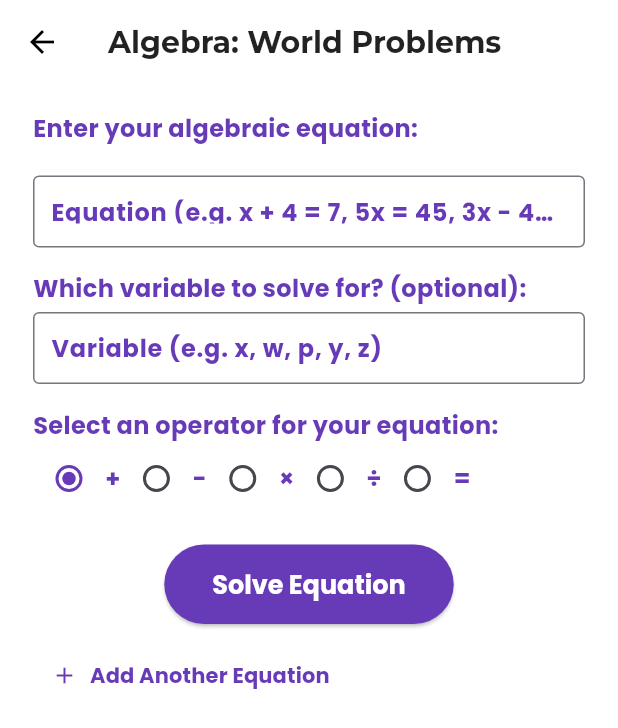
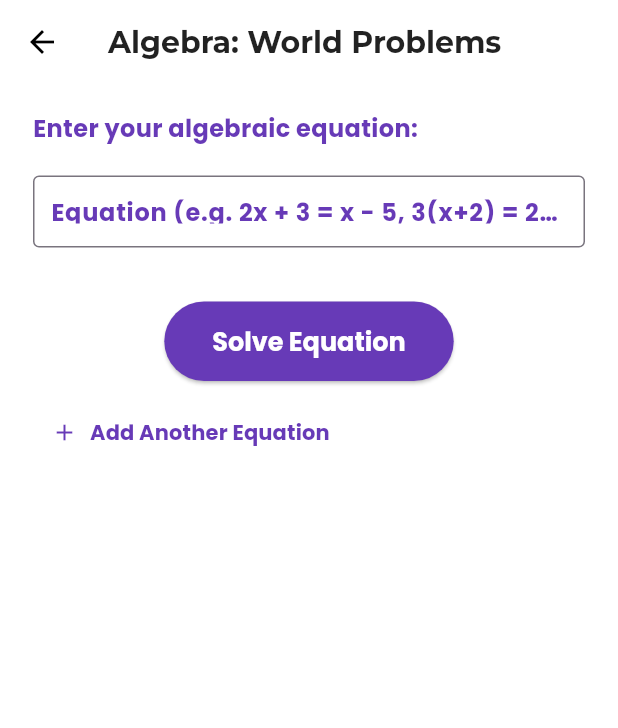
Before and after one commit to JudeChika/Math-Guru, a Flutter app: the AlgebraInputAndSolutionScreen screen opened directly, on a phone screen of 412 x 824 dp. Shown: the top 728 px of the screen. Run offline on Flutter 3.47's test engine with Material 3 defaults, Android fonts, the phone set to English and light mode, and no system bars; our stand-ins replace cloud_firestore, firebase_auth, firebase_core, firebase_storage, flutter_animate, flutter_riverpod and 4 more; missing offline and left inert: flutter_math_fork; accounts and stored records are empty.

Commit message:
Algebra Solution

```diff
--- a/lib/features/junior_secondary/jss1/algebra/algebra_input_and_solution_screen.dart
+++ b/lib/features/junior_secondary/jss1/algebra/algebra_input_and_solution_screen.dart
@@ -14,27 +14,40 @@ class AlgebraInputAndSolutionScreen extends StatefulWidget {
 
 class _AlgebraInputAndSolutionScreenState extends State<AlgebraInputAndSolutionScreen> {
   final TextEditingController _equationController = TextEditingController();
-  final TextEditingController _variableController = TextEditingController();
-  String _selectedOperator = '+';
-  List<String> operators = ['+', '-', '×', '÷', '='];
+  String? _selectedVariable;
+  List<String> _variables = [];
   AlgebraSolution? _solution;
   String? _error;
+
+  void _updateVariables() {
+    final eq = _equationController.text.replaceAll(' ', '');
+    final vars = RegExp(r'[a-zA-Z]+').allMatches(eq).map((m) => m.group(0)!).toSet().toList();
+    setState(() {
+      _variables = vars;
+      if (_variables.isNotEmpty) {
+        if (_selectedVariable == null || !_variables.contains(_selectedVariable)) {
+          _selectedVariable = _variables.first;
+        }
+      } else {
+        _selectedVariable = null;
+      }
+    });
+  }
 
   void _solveEquation() {
     setState(() {
       _error = null;
       final equation = _equationController.text.trim();
-      final variable = _variableController.text.trim();
       if (equation.isEmpty) {
         _error = "Please enter an equation.";
         _solution = null;
         return;
       }
-      final solution = AlgebraSolver.solve(equation, solveFor: variable.isEmpty ? null : variable);
+      final solution = AlgebraSolver.solve(equation, solveFor: _selectedVariable);
       if (solution != null) {
         _solution = solution;
       } else {
-        _error = "Solver could not process this equation.";
+        _error = "Solver could not process this equation. Please check your input.";
         _solution = null;
       }
     });
@@ -43,7 +56,8 @@ class _AlgebraInputAndSolutionScreenState extends State<AlgebraInputAndSolutionS
   void _clearAll() {
     setState(() {
       _equationController.text = '';
-      _variableController.text = '';
+      _selectedVariable = null;
+      _variables = [];
       _solution = null;
       _error = null;
     });
@@ -85,65 +99,46 @@ class _AlgebraInputAndSolutionScreenState extends State<AlgebraInputAndSolutionS
             TextFormField(
               controller: _equationController,
               style: inputStyle,
+              onChanged: (v) => _updateVariables(),
               decoration: InputDecoration(
-                labelText: "Equation (e.g. x + 4 = 7, 5x = 45, 3x - 40 = 10 - 2x)",
+                labelText: "Equation (e.g. 2x + 3 = x - 5, 3(x+2) = 21, x/2 + 3 = 9)",
                 labelStyle: labelStyle,
                 border: const OutlineInputBorder(),
                 contentPadding: const EdgeInsets.symmetric(vertical: 3, horizontal: 8),
               ),
             ),
             const SizedBox(height: 16),
+            if (_variables.isNotEmpty)
+              Column(
+                crossAxisAlignment: CrossAxisAlignment.start,
+                children: [
                   Text(
-              "Which variable to solve for? (optional):",
+                    "Select variable to solve for:",
                     style: GoogleFonts.poppins(
                       fontWeight: FontWeight.w600,
                       color: Colors.deepPurple,
                     ),
                   ),
                   const SizedBox(height: 4),
-            TextFormField(
-              controller: _variableController,
-              style: inputStyle,
-              decoration: InputDecoration(
-                labelText: "Variable (e.g. x, w, p, y, z)",
-                labelStyle: labelStyle,
-                border: const OutlineInputBorder(),
-                contentPadding: const EdgeInsets.symmetric(vertical: 3, horizontal: 8),
-              ),
-            ),
-            const SizedBox(height: 16),
-            Text(
-              "Select an operator for your equation:",
+                  DropdownButton<String>(
+                    value: _selectedVariable,
+                    items: _variables.map((v) => DropdownMenuItem(
+                      value: v,
+                      child: Text(
+                        v,
                         style: GoogleFonts.poppins(
                           fontWeight: FontWeight.w600,
                           color: Colors.deepPurple,
                         ),
                       ),
-            Row(
-              mainAxisAlignment: MainAxisAlignment.start,
-              children: operators
-                  .map((op) => Row(
-                children: [
-                  Radio<String>(
-                    value: op,
-                    groupValue: _selectedOperator,
-                    activeColor: Colors.deepPurple,
+                    )).toList(),
                     onChanged: (v) {
                       setState(() {
-                        _selectedOperator = v!;
+                        _selectedVariable = v;
                       });
                     },
                   ),
-                  Text(
-                    op,
-                    style: GoogleFonts.poppins(
-                      fontWeight: FontWeight.w600,
-                      color: Colors.deepPurple,
-                    ),
-                  ),
                 ],
-              ))
-                  .toList(),
               ),
             const SizedBox(height: 20),
             Center(
--- a/lib/features/junior_secondary/jss1/jss1_topics_screen.dart
+++ b/lib/features/junior_secondary/jss1/jss1_topics_screen.dart
@@ -41,7 +41,7 @@ const Map<String, List<String>> jss1Topics = {
     'Binary Division',
   ],
   'Algebra': [
-    'World Problems involving the use of Letters'
+    'World Problems involving the use of Letters',
     'Basic Operations',
     'Simplifying Expressions',
     'Translation of Word Problems into Mathematical Statements',
```
Also changed, not shown: lib/features/junior_secondary/jss1/algebra/algebra_solver.dart (+238 -150 lines). Lines whose indentation alone changed are shown as unchanged.
